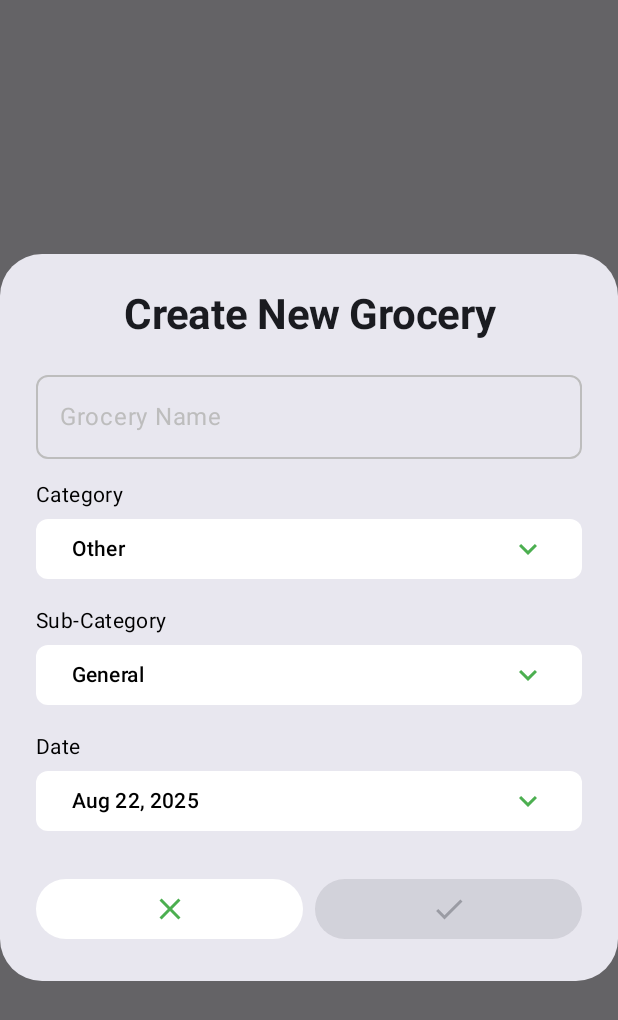
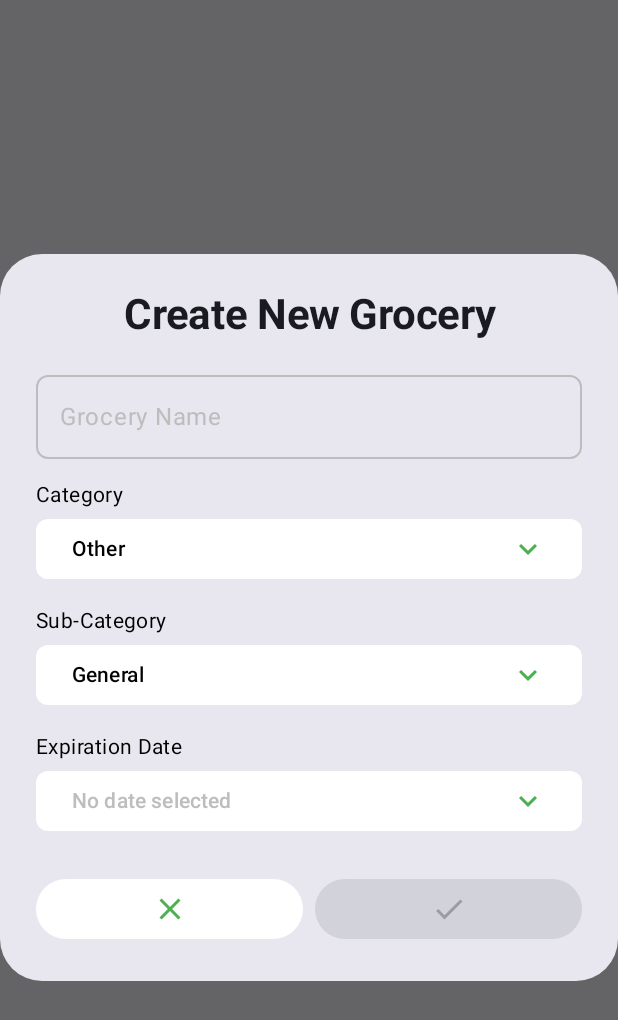
Before and after one commit to kriptogan/SuperCart2, an Android app built with Jetpack Compose: the composable GroceryCreationDialog shown on its own in the app's theme, on a phone screen of 412 x 824 dp. Shown: the top 1020 px of the screen. Run offline under Robolectric (Android 15) with nearby library versions, the phone set to English and light mode, and no system bars.

Commit message:
none required expiration date

```diff
--- a/app/src/main/java/com/example/supercart2/models/Grocery.kt
+++ b/app/src/main/java/com/example/supercart2/models/Grocery.kt
@@ -8,7 +8,7 @@ data class Grocery(
     val name: String,
     val categoryId: String,
     val subCategoryId: String,
-    val date: LocalDate = LocalDate.now(),
+    val date: LocalDate? = null,
     val inShoppingList: Boolean = false,
     val isBought: Boolean = false
 )
--- a/app/src/main/java/com/example/supercart2/ui/components/GroceryCreationDialog.kt
+++ b/app/src/main/java/com/example/supercart2/ui/components/GroceryCreationDialog.kt
@@ -57,7 +57,7 @@ fun GroceryCreationDialog(
     var groceryName by remember { mutableStateOf("") }
     var selectedCategory by remember { mutableStateOf<Category?>(null) }
     var selectedSubCategory by remember { mutableStateOf<SubCategory?>(null) }
-    var selectedDate by remember { mutableStateOf(LocalDate.now()) }
+    var selectedDate by remember { mutableStateOf<LocalDate?>(null) }
 
     // Auto-select first category and sub-category when dialog opens
     LaunchedEffect(Unit) {
@@ -198,15 +198,20 @@ fun GroceryCreationDialog(
                 // Date Selector
                 Column {
                                          Text(
-                        text = "Date",
+                         text = "Expiration Date",
                          style = androidx.compose.material3.MaterialTheme.typography.bodyMedium,
                          color = SuperCartColors.black,
                          modifier = Modifier.padding(bottom = SuperCartSpacing.xs)
                      )
 
+                    Row(
+                        modifier = Modifier.fillMaxWidth(),
+                        horizontalArrangement = Arrangement.spacedBy(SuperCartSpacing.sm)
+                    ) {
+                        // Date selection button
                         Button(
                             onClick = { showDatePicker = true },
-                        modifier = Modifier.fillMaxWidth(),
+                            modifier = Modifier.weight(1f),
                             colors = ButtonDefaults.buttonColors(
                                 containerColor = SuperCartColors.white,
                                 contentColor = SuperCartColors.primaryGreen
@@ -219,8 +224,8 @@ fun GroceryCreationDialog(
                                 verticalAlignment = Alignment.CenterVertically
                             ) {
                                 Text(
-                                text = selectedDate.format(DateTimeFormatter.ofPattern("MMM dd, yyyy")),
-                                color = SuperCartColors.black
+                                    text = selectedDate?.format(DateTimeFormatter.ofPattern("MMM dd, yyyy")) ?: "No date selected",
+                                    color = if (selectedDate != null) SuperCartColors.black else SuperCartColors.gray
                                 )
                                 Icon(
                                     imageVector = Icons.Default.KeyboardArrowDown,
@@ -228,6 +233,23 @@ fun GroceryCreationDialog(
                                 )
                             }
                         }
+
+                        // Clear date button (only show when date is selected)
+                        if (selectedDate != null) {
+                            Button(
+                                onClick = { selectedDate = null },
+                                colors = ButtonDefaults.buttonColors(
+                                    containerColor = SuperCartColors.lightGray,
+                                    contentColor = SuperCartColors.darkGray
+                                ),
+                                shape = SuperCartShapes.small
+                            ) {
+                                Text("Clear")
+                            }
+                        }
+                    }
+
+
                 }
             }
         },
@@ -284,7 +306,7 @@ fun GroceryCreationDialog(
     // Material3 Date Picker
     if (showDatePicker) {
         val datePickerState = rememberDatePickerState(
-            initialSelectedDateMillis = selectedDate.atStartOfDay(java.time.ZoneId.systemDefault()).toInstant().toEpochMilli()
+            initialSelectedDateMillis = selectedDate?.atStartOfDay(java.time.ZoneId.systemDefault())?.toInstant()?.toEpochMilli()
         )
 
         DatePickerDialog(
```
Also changed, not shown: app/src/main/java/com/example/supercart2/ui/components/HierarchicalCategoryDisplay.kt (+16 -3 lines). Lines whose indentation alone changed are shown as unchanged.
